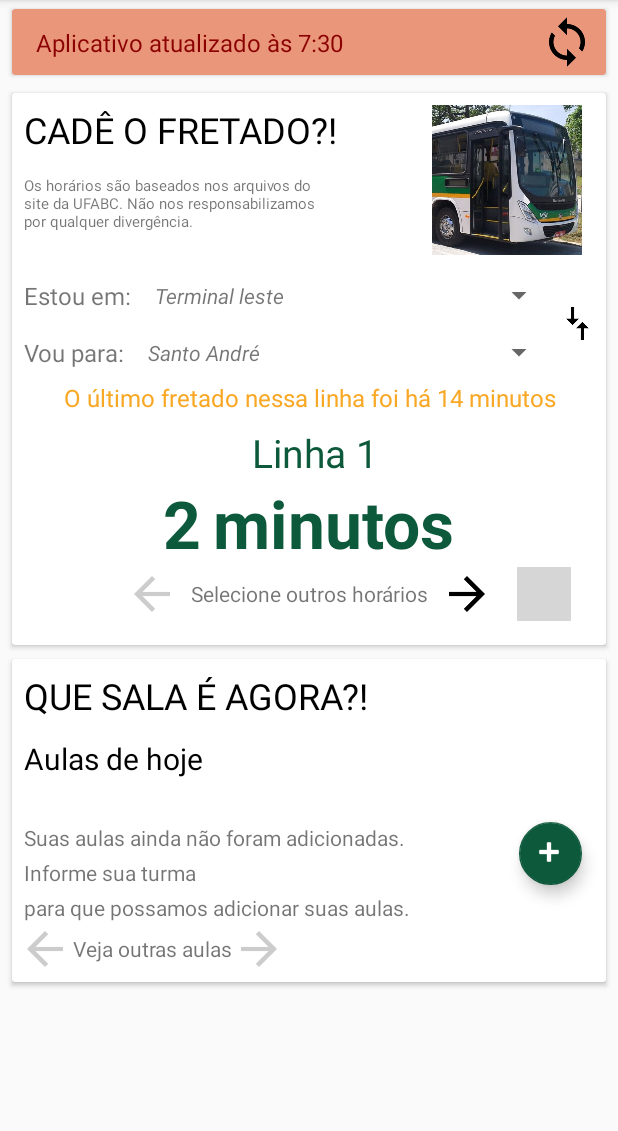
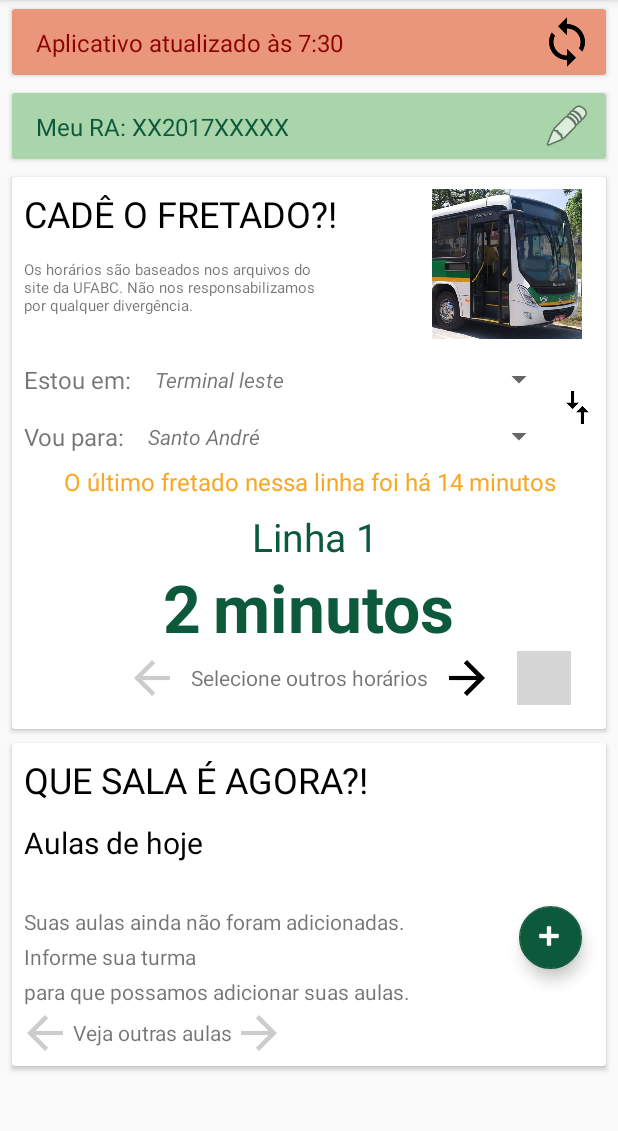
Before and after one commit to centralufabc/centralepufabc, an Android app: the screen it shows after launch (MainActivity), on a phone screen of 412 x 824 dp, the part 84-1215 px from its top. Run offline under Robolectric (Android 15) with nearby library versions, the phone set to English and light mode, and no system bars; grey boxes are pictures that could not be loaded.

Commit message:
Pré gifs

```diff
--- a/app/src/main/AndroidManifest.xml
+++ b/app/src/main/AndroidManifest.xml
@@ -97,6 +97,10 @@
         <activity
             android:name=".excluir_monitoria"
             android:label="@string/title_activity_excluir_monitoria"
+            android:theme="@style/AppTheme.NoActionBar" />
+        <activity
+            android:name=".ra"
+            android:label="@string/title_activity_ra"
             android:theme="@style/AppTheme.NoActionBar"></activity>
     </application>
 
--- a/app/src/main/java/central/centralepufabc/MainActivity.java
+++ b/app/src/main/java/central/centralepufabc/MainActivity.java
@@ -100,7 +100,7 @@ public class MainActivity extends AppCompatActivity
         calendar = Calendar.getInstance(TimeZone.getTimeZone("Brazil/East"));//configurar calendário
 
         dia=calendar.get(Calendar.DAY_OF_WEEK);
-        //ra();
+        rar();
         preencher_aulinhas();
 
 
@@ -1333,6 +1333,21 @@ public class MainActivity extends AppCompatActivity
         finish();
     }
 
+    public void rar(){
+        TextView r;
+        r=(TextView) findViewById(R.id.txt_rar);
+        cursor= bd.rawQuery("SELECT numero FROM ra", null);
+        cursor.moveToLast();
+        r.setText("Meu RA: "+cursor.getString(0));
+
+    }
+
+    public void edita_rar(View view){
+        Intent it=new Intent(this, ra.class);
+        startActivity(it);
+        finish();
+    }
+
 
 
 }
--- a/app/src/main/res/layout/content_main.xml
+++ b/app/src/main/res/layout/content_main.xml
@@ -56,6 +56,55 @@
                 android:onClick="atualizar"
                 android:scaleType="centerInside"
                 android:src="@drawable/ic_loop_black_36dp"
+                app:layout_constraintBottom_toBottomOf="parent"
+                app:layout_constraintRight_toRightOf="parent"
+                app:layout_constraintTop_toTopOf="parent"/>
+        </android.support.constraint.ConstraintLayout>
+    </android.support.v7.widget.CardView>
+
+    <android.support.v7.widget.CardView
+        android:id="@+id/card_ra"
+        android:layout_width="match_parent"
+        android:layout_height="wrap_content"
+        android:layout_marginBottom="4dp"
+        android:layout_marginEnd="8dp"
+        android:layout_marginLeft="8dp"
+        android:layout_marginRight="8dp"
+        android:layout_marginStart="8dp"
+        android:layout_marginTop="8dp"
+        app:cardBackgroundColor="#aad4aa">
+
+        <android.support.constraint.ConstraintLayout
+            android:layout_width="match_parent"
+            android:layout_height="match_parent">
+
+            <TextView
+                android:id="@+id/txt_rar"
+                android:layout_width="wrap_content"
+                android:layout_height="wrap_content"
+                android:layout_marginBottom="4dp"
+                android:layout_marginLeft="16dp"
+                android:layout_marginStart="16dp"
+                android:layout_marginTop="4dp"
+                android:text="Meu RA: XX2017XXXXX"
+                android:textColor="@color/colorAccent"
+                android:textSize="16sp"
+                app:layout_constraintBottom_toBottomOf="parent"
+                app:layout_constraintLeft_toLeftOf="parent"
+                app:layout_constraintTop_toTopOf="parent" />
+
+            <ImageButton
+                android:id="@+id/imageButtonra"
+                style="@style/botao_comum"
+                android:layout_width="36dp"
+                android:layout_height="36dp"
+                android:layout_marginBottom="4dp"
+                android:layout_marginEnd="8dp"
+                android:layout_marginRight="8dp"
+                android:layout_marginTop="4dp"
+                android:onClick="edita_rar"
+                android:scaleType="centerInside"
+                android:src="@android:drawable/ic_menu_edit"
                 app:layout_constraintBottom_toBottomOf="parent"
                 app:layout_constraintRight_toRightOf="parent"
                 app:layout_constraintTop_toTopOf="parent"/>
--- a/app/src/main/res/values/strings.xml
+++ b/app/src/main/res/values/strings.xml
@@ -28,5 +28,6 @@
     <string name="title_activity_add_monitoria">add_monitoria</string>
     <string name="title_activity_edita_monitoria">edita_monitoria</string>
     <string name="title_activity_excluir_monitoria">excluir_monitoria</string>
+    <string name="title_activity_ra">ra</string>
 
 </resources>
```
Also changed, not shown: app/src/main/java/central/centralepufabc/ra.java (added, +70 -0 lines), app/src/main/res/layout/activity_ra.xml (added, +50 -0 lines), app/src/main/res/layout/content_ra.xml (added, +69 -0 lines).
